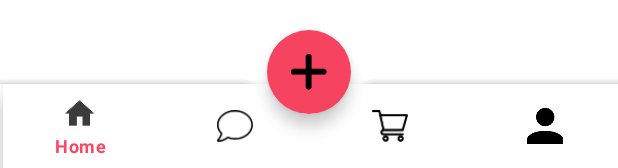
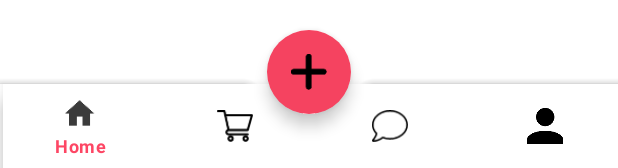
Before and after one commit to elvis902/Easy-Exchange-App, an Android app: the layout activity_main.xml on its own in the app's theme, with its tools: preview values and no code run, on a phone screen of 412 x 824 dp. Shown: the part 1068-1236 px from the top of the screen. Run offline under Robolectric (Android 15) with nearby library versions, the phone set to English and light mode, and no system bars.

Commit message:
Added chats fragment icon

```diff
--- a/app/src/main/res/menu/bottom_navigation.xml
+++ b/app/src/main/res/menu/bottom_navigation.xml
@@ -9,13 +9,13 @@
     <item
         android:id="@+id/nav_favourites"
         android:enabled="true"
-        android:icon="@drawable/chats"
+        android:icon="@drawable/cart"
         android:title="Favourites" />
     <item
         android:id="@+id/nav_orders"
         android:enabled="true"
-        android:icon="@drawable/cart"
-        android:title="Your Orders" />
+        android:icon="@drawable/chats"
+        android:title="Your Chats" />
     <item
         android:id="@+id/nav_profile"
         android:enabled="true"
```
